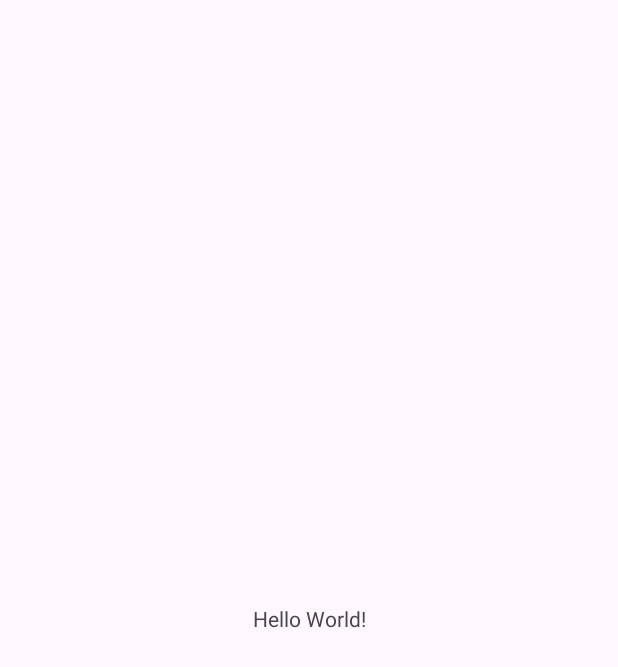
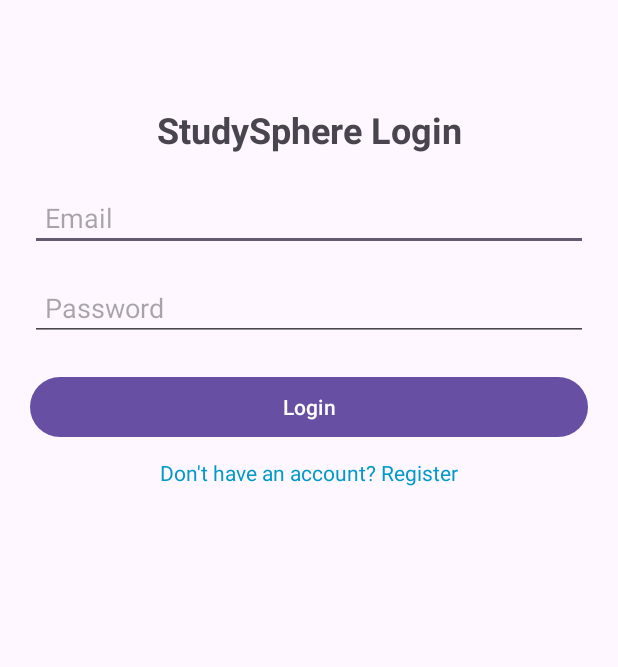
Before and after one commit to teniolajoda100/MobileDev, an Android app: the screen it shows after launch (MainActivity), on a phone screen of 412 x 824 dp. Before the commit the part shown is almost empty. Shown: the top 667 px of the screen. Run offline under Robolectric (Android 15) with nearby library versions, the light colour scheme and no system bars.

Commit message:
login page 1st implementation

```diff
--- a/app/src/main/java/com/example/ouluproject/MainActivity.kt
+++ b/app/src/main/java/com/example/ouluproject/MainActivity.kt
@@ -1,22 +1,31 @@
 package com.example.ouluproject
 
 import android.os.Bundle
-import androidx.activity.enableEdgeToEdge
+import android.widget.Button
+import android.widget.EditText
+import android.widget.Toast
 import androidx.appcompat.app.AppCompatActivity
-import androidx.core.view.ViewCompat
-import androidx.core.view.WindowInsetsCompat
-
-//ss
 
 class MainActivity : AppCompatActivity() {
+
     override fun onCreate(savedInstanceState: Bundle?) {
         super.onCreate(savedInstanceState)
-        enableEdgeToEdge()
         setContentView(R.layout.activity_main)
-        ViewCompat.setOnApplyWindowInsetsListener(findViewById(R.id.main)) { v, insets ->
-            val systemBars = insets.getInsets(WindowInsetsCompat.Type.systemBars())
-            v.setPadding(systemBars.left, systemBars.top, systemBars.right, systemBars.bottom)
-            insets
+
+        val etEmail = findViewById<EditText>(R.id.etEmail)
+        val etPassword = findViewById<EditText>(R.id.etPassword)
+        val btnLogin = findViewById<Button>(R.id.btnLogin)
+
+        btnLogin.setOnClickListener {
+            val email = etEmail.text.toString().trim()
+            val password = etPassword.text.toString().trim()
+
+            if (email.isEmpty() || password.isEmpty()) {
+                Toast.makeText(this, "Please enter email and password", Toast.LENGTH_SHORT).show()
+            } else {
+                // Placeholder for actual authentication logic
+                Toast.makeText(this, "Login Attempted!", Toast.LENGTH_SHORT).show()
+            }
         }
     }
 }
--- a/app/src/main/res/layout/activity_main.xml
+++ b/app/src/main/res/layout/activity_main.xml
@@ -3,17 +3,67 @@
     xmlns:android="http://schemas.android.com/apk/res/android"
     xmlns:tools="http://schemas.android.com/tools"
     xmlns:app="http://schemas.android.com/apk/res-auto"
-    android:id="@+id/main"
     android:layout_width="match_parent"
     android:layout_height="match_parent"
+    android:padding="20dp"
     tools:context=".MainActivity">
+
     <TextView
-      android:layout_width="wrap_content"
-      android:layout_height="wrap_content"
-      android:text="Hello World!"
-      app:layout_constraintBottom_toBottomOf="parent"
-      app:layout_constraintStart_toStartOf="parent"
-      app:layout_constraintEnd_toEndOf="parent"
-      app:layout_constraintTop_toTopOf="parent" />
+        android:id="@+id/tvTitle"
+        android:layout_width="wrap_content"
+        android:layout_height="wrap_content"
+        android:text="StudySphere Login"
+        android:textSize="24sp"
+        android:textStyle="bold"
+        app:layout_constraintTop_toTopOf="parent"
+        app:layout_constraintStart_toStartOf="parent"
+        app:layout_constraintEnd_toEndOf="parent"
+        android:layout_marginTop="50dp"/>
 
-  </androidx.constraintlayout.widget.ConstraintLayout>
+    <EditText
+        android:id="@+id/etEmail"
+        android:layout_width="0dp"
+        android:layout_height="wrap_content"
+        android:hint="Email"
+        android:inputType="textEmailAddress"
+        app:layout_constraintTop_toBottomOf="@id/tvTitle"
+        app:layout_constraintStart_toStartOf="parent"
+        app:layout_constraintEnd_toEndOf="parent"
+        android:layout_marginTop="20dp"
+        android:padding="10dp"/>
+
+    <EditText
+        android:id="@+id/etPassword"
+        android:layout_width="0dp"
+        android:layout_height="wrap_content"
+        android:hint="Password"
+        android:inputType="textPassword"
+        app:layout_constraintTop_toBottomOf="@id/etEmail"
+        app:layout_constraintStart_toStartOf="parent"
+        app:layout_constraintEnd_toEndOf="parent"
+        android:layout_marginTop="15dp"
+        android:padding="10dp"/>
+
+    <Button
+        android:id="@+id/btnLogin"
+        android:layout_width="0dp"
+        android:layout_height="wrap_content"
+        android:text="Login"
+        app:layout_constraintTop_toBottomOf="@id/etPassword"
+        app:layout_constraintStart_toStartOf="parent"
+        app:layout_constraintEnd_toEndOf="parent"
+        android:layout_marginTop="20dp"
+        android:padding="10dp"/>
+
+    <TextView
+        android:id="@+id/tvRegister"
+        android:layout_width="wrap_content"
+        android:layout_height="wrap_content"
+        android:text="Don't have an account? Register"
+        android:textColor="@android:color/holo_blue_dark"
+        app:layout_constraintTop_toBottomOf="@id/btnLogin"
+        app:layout_constraintStart_toStartOf="parent"
+        app:layout_constraintEnd_toEndOf="parent"
+        android:layout_marginTop="10dp"/>
+
+</androidx.constraintlayout.widget.ConstraintLayout>
```
